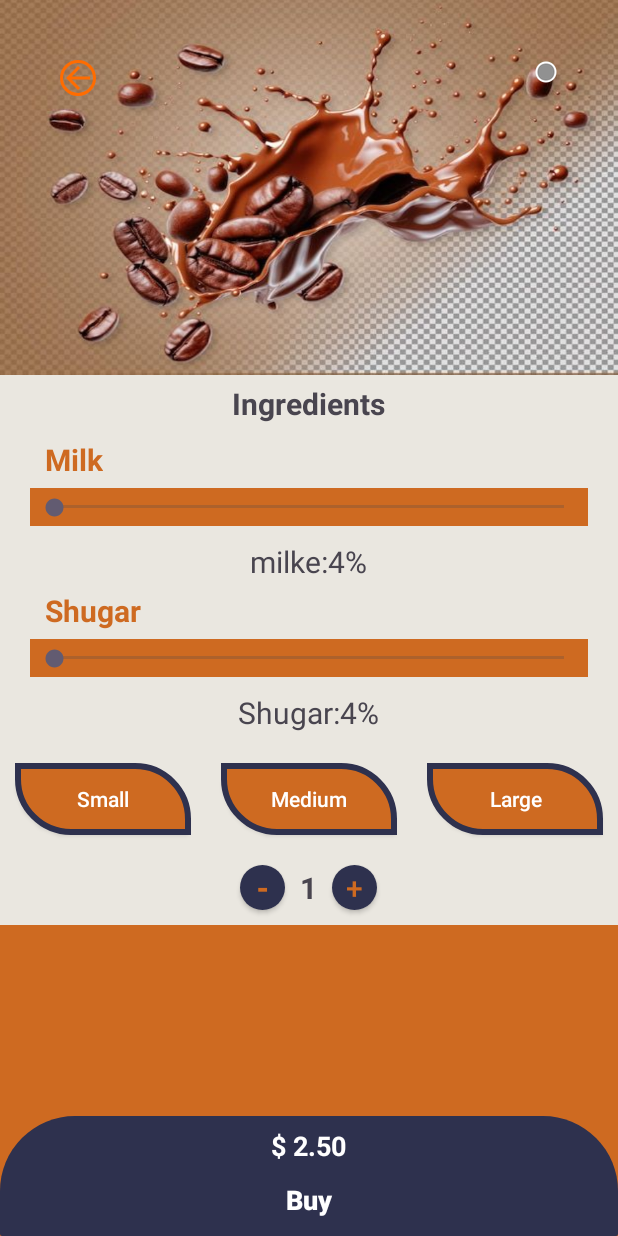
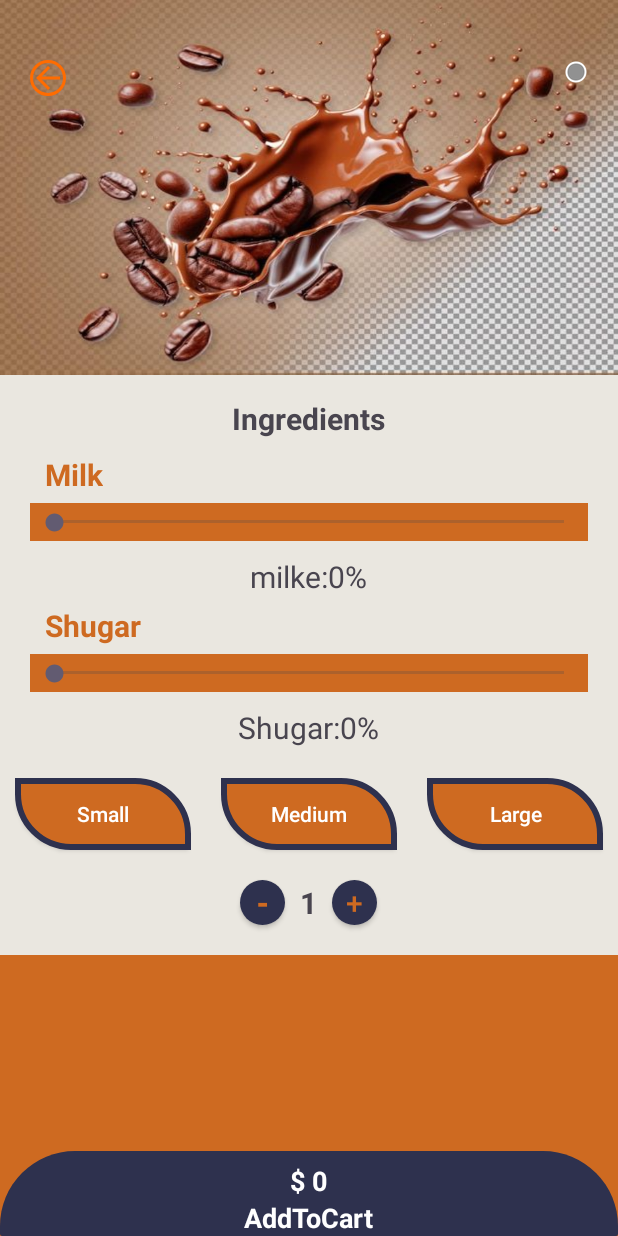
Before and after one commit to FiazZafar/CoffeeShop, an Android app: the SelectedItem screen opened directly, with no data from a screen before it, on a phone screen of 412 x 824 dp. Run offline under Robolectric (Android 15) with nearby library versions, the phone set to English and light mode, and no system bars.

Commit message:
CoffeeShop Version3

```diff
--- a/app/src/main/java/com/example/coffeetaste/SelectedItem.java
+++ b/app/src/main/java/com/example/coffeetaste/SelectedItem.java
@@ -2,6 +2,9 @@ package com.example.coffeetaste;
 
 import android.content.Intent;
 import android.os.Bundle;
+import android.view.View;
+import android.widget.Button;
+import android.widget.ImageButton;
 import android.widget.SeekBar;
 import android.widget.TextView;
 
@@ -15,7 +18,13 @@ public class SelectedItem extends AppCompatActivity {
 
     SeekBar seekBarMilk,seekBarShugar;
     TextView seekBarValueMilk,seekBarValueShugar
-            ,itemNames;
+            ,itemNames,totalPrice,addToCart,quantityText;
+    Button smallBtn,mediumBtn,largeBtn,increaseQuantiy,decreaseQuantity;
+    ImageButton backButton;
+    int milkQuanity,shugarQuantity;
+    int quantity=1;
+
+    float currentPrice;
     @Override
     protected void onCreate(Bundle savedInstanceState) {
         super.onCreate(savedInstanceState);
@@ -32,7 +41,16 @@ public class SelectedItem extends AppCompatActivity {
         seekBarShugar = findViewById(R.id.seekBarShugar);
         seekBarValueShugar = findViewById(R.id.seekBarValueShugar);
         itemNames = findViewById(R.id.flavourNameS);
+        totalPrice = findViewById(R.id.totalPrice);
+        addToCart = findViewById(R.id.cartBtn);
+        increaseQuantiy = findViewById(R.id.addQuantityBtn);
+        decreaseQuantity = findViewById(R.id.minusQuantityBtn);
+        quantityText = findViewById(R.id.totalQuantity);
+        backButton = findViewById(R.id.arrowBackBtnS);
 
+        smallBtn = findViewById(R.id.smallBtn);
+        mediumBtn = findViewById(R.id.mediumBtn);
+        largeBtn = findViewById(R.id.largeBtn);
 
 
 
@@ -42,15 +60,18 @@ public class SelectedItem extends AppCompatActivity {
       String itemGrad = intent.getStringExtra("itemGrad");
       float price = intent.getFloatExtra("price",-2);
 
+       currentPrice = price;
 
 
 
-      itemNames.setText(itemName);
+        itemNames.setText(itemName);
+        totalPrice.setText("$ 0");
 
         seekBarMilk.setOnSeekBarChangeListener(new SeekBar.OnSeekBarChangeListener() {
             @Override
             public void onProgressChanged(SeekBar seekBar, int i, boolean b) {
                 seekBarValueMilk.setText("Milk:" + i + "%" );
+                milkQuanity = i;
             }
 
             @Override
@@ -67,6 +88,7 @@ public class SelectedItem extends AppCompatActivity {
             @Override
             public void onProgressChanged(SeekBar seekBar, int i, boolean b) {
                 seekBarValueShugar.setText("Shugar:" + i + "%" );
+                shugarQuantity = i;
             }
 
             @Override
@@ -80,5 +102,75 @@ public class SelectedItem extends AppCompatActivity {
             }
         });
 
+
+
+        smallBtn.setOnClickListener(new View.OnClickListener() {
+            @Override
+            public void onClick(View view) {
+                quantity=1;
+                currentPrice = price;
+                quantityText.setText(String.valueOf(quantity));
+                totalPrice.setText(("$ "+String.valueOf(currentPrice)));
+            }
+        });
+        mediumBtn.setOnClickListener(new View.OnClickListener() {
+            @Override
+            public void onClick(View view) {
+                quantity=1;
+                currentPrice = (float) (price * 1.5);
+                totalPrice.setText(("$ "+String.valueOf(currentPrice)));
+            }
+        });
+        largeBtn.setOnClickListener(new View.OnClickListener() {
+            @Override
+            public void onClick(View view) {
+                currentPrice = (float)(price * 2.0);
+                quantity=1;
+                totalPrice.setText(("$ "+String.valueOf(currentPrice)));
+            }
+        });
+
+        increaseQuantiy.setOnClickListener(new View.OnClickListener() {
+            @Override
+            public void onClick(View view) {
+                quantity++;
+                quantityText.setText(String.valueOf(quantity));
+                float totalAmount = currentPrice * quantity;
+                totalPrice.setText(("$ "+String.valueOf(totalAmount)));
+            }
+        });
+        decreaseQuantity.setOnClickListener(new View.OnClickListener() {
+            @Override
+            public void onClick(View view) {
+            if (quantity>1) {
+                quantity--;
+                float totalAmount = (float) (currentPrice * quantity);
+                totalPrice.setText(String.valueOf("$ " + String.valueOf(totalAmount)));
+            }
+            quantityText.setText(String.valueOf(quantity));
+            }
+        });
+
+        addToCart.setOnClickListener(new View.OnClickListener() {
+            @Override
+            public void onClick(View view) {
+            Intent intent = new Intent(SelectedItem.this, AddToCard.class);
+            intent.putExtra("itemImage",imgRes);
+            intent.putExtra("itemName",itemName);
+            intent.putExtra("itemIngradient1",milkQuanity);
+            intent.putExtra("itemIngradient2",milkQuanity);
+            intent.putExtra("totalPrice",currentPrice);
+            intent.putExtra("itemQuantity",itemName);
+            startActivity(intent);
+            }
+        });
+        backButton.setOnClickListener(new View.OnClickListener() {
+            @Override
+            public void onClick(View view) {
+                Intent intent = new Intent(SelectedItem.this, HomeScreen.class);
+                startActivity(intent);
+                finish();
+            }
+        });
     }
 }
--- a/app/src/main/res/layout/activity_selected_item.xml
+++ b/app/src/main/res/layout/activity_selected_item.xml
@@ -21,7 +21,8 @@
             android:layout_width="wrap_content"
             android:layout_height="wrap_content"
             android:layout_alignParentStart="true"
-            android:layout_margin="40dp"
+            android:layout_marginTop="40dp"
+            android:layout_marginStart="20dp"
             android:background="@drawable/img_round"
 
             android:src="@drawable/baseline_arrow_back_24"/>
@@ -40,7 +41,8 @@
             android:layout_width="wrap_content"
             android:layout_height="wrap_content"
             android:layout_alignParentEnd="true"
-            android:layout_margin="40dp"
+            android:layout_marginTop="40dp"
+            android:layout_marginEnd="20dp"
             android:src="@android:drawable/presence_invisible"
             android:background="@android:color/transparent"
             />
@@ -63,6 +65,8 @@
         android:layout_below="@+id/relativelayout1S"
         android:layout_alignParentBottom="true"
         android:background="#EAE7E0"
+        android:paddingTop="10dp"
+        android:paddingBottom="10dp"
         tools:ignore="NotSibling">
 
         <TextView
@@ -108,7 +112,7 @@
                 android:id="@+id/seekBarValueMilk"
                 android:layout_width="wrap_content"
                 android:layout_height="wrap_content"
-                android:text="milke:4%"
+                android:text="milke:0%"
                 android:layout_centerHorizontal="true"
                 android:layout_marginTop="10dp"
                 android:textSize="20dp"
@@ -142,7 +146,7 @@
                 android:id="@+id/seekBarValueShugar"
                 android:layout_width="wrap_content"
                 android:layout_height="wrap_content"
-                android:text="Shugar:4%"
+                android:text="Shugar:0%"
                 android:layout_centerHorizontal="true"
                 android:layout_marginTop="10dp"
                 android:textSize="20dp"
@@ -269,11 +273,11 @@
             android:textSize="18sp"
             android:paddingTop="2dp"
             />
-        <Button
-            android:id="@+id/totalPriceHeading"
+        <TextView
+            android:id="@+id/cartBtn"
             android:layout_width="wrap_content"
             android:layout_height="wrap_content"
-            android:text="Buy"
+            android:text="AddToCart"
             android:background="@android:color/transparent"
             android:textColor="@color/white"
             android:textStyle="bold"
```
